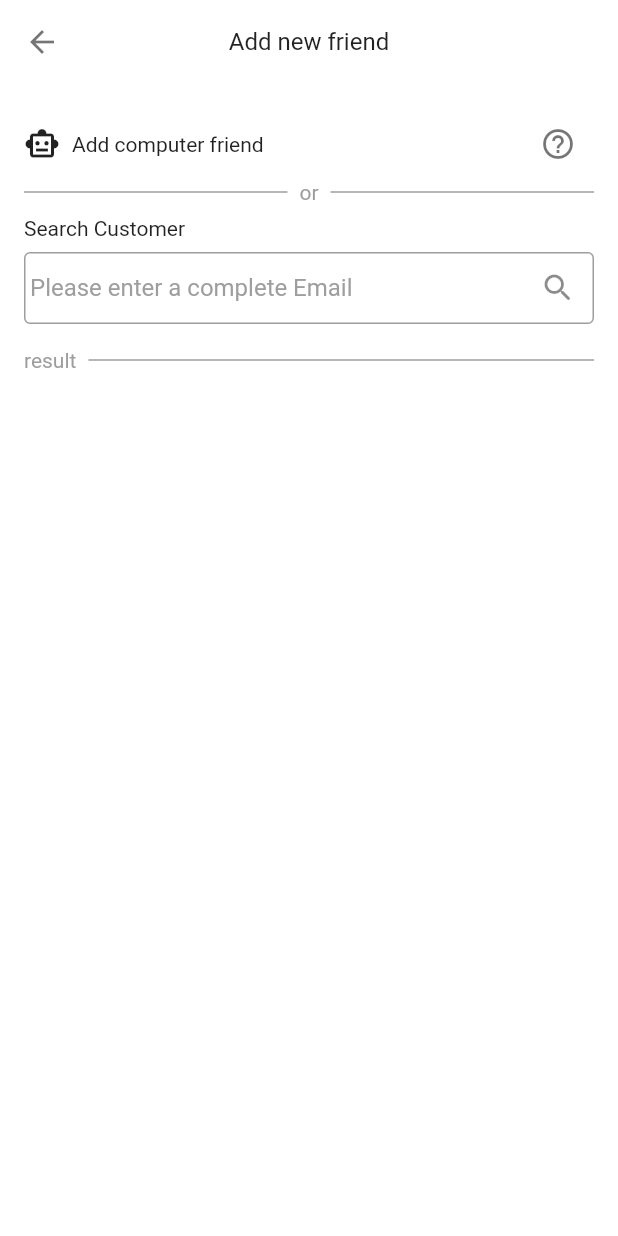
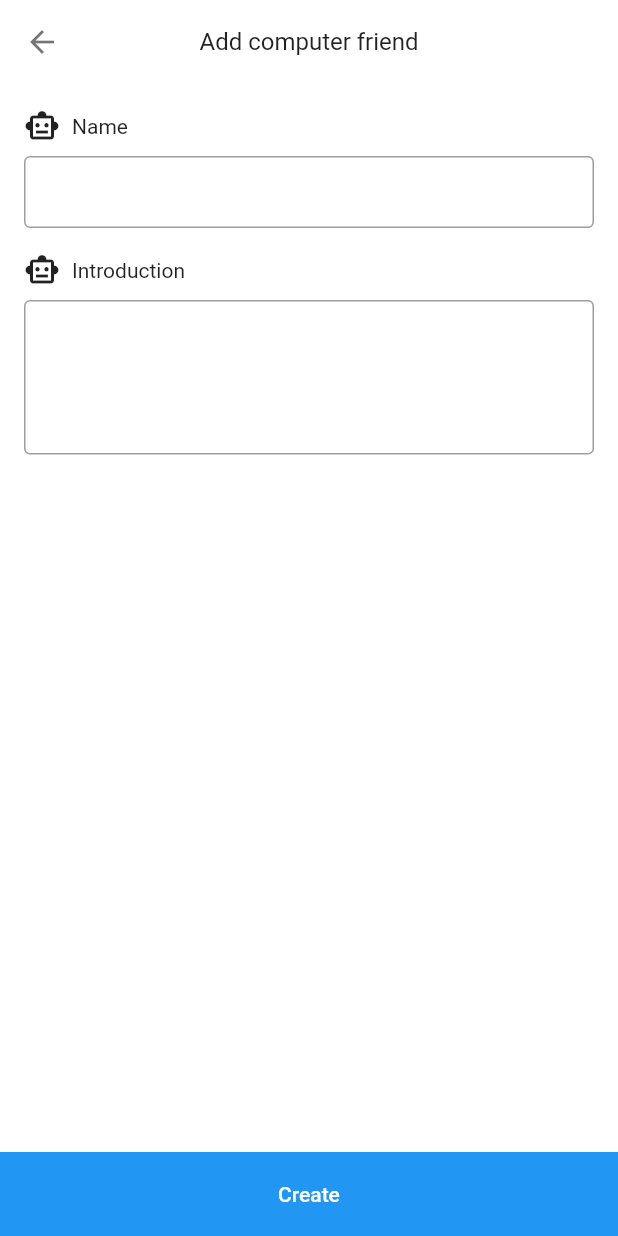
Before and after one commit to HCKUO1117/split_the_bill, a Flutter app: the AddFriendPage screen opened directly, after a tap on "Add computer friend", on a phone screen of 412 x 824 dp. Run offline on Flutter 3.47's test engine with Material 2 defaults, Android fonts, the phone set to English and light mode, and no system bars; our stand-ins replace awesome_bottom_bar, cloud_firestore, file_picker, firebase_auth, firebase_core, firebase_storage and 9 more; missing offline and left inert: flutter_downloader, flutter_firebase_chat_core; accounts and stored records are empty.

Commit message:
可以新增虛擬好友

```diff
--- a/lib/l10n/intl_en.arb
+++ b/lib/l10n/intl_en.arb
@@ -86,5 +86,8 @@
   "join": "Join",
   "addRobot": "Add computer friend",
   "searchCustomer": "Search Customer",
-  "addRobotInfo": "When your friend has not joined our membership, you will not be able to search for the user. At this time, you can use the \"Add Computer Friend\" function, which will create a virtual friend user, and you will You can manage your accounts through this account."
+  "addRobotInfo": "When your friend has not joined our membership, you will not be able to search for the user. At this time, you can use the \"Add Computer Friend\" function, which will create a virtual friend user, and you will You can manage your accounts through this account.",
+  "robotNameHint": "Name your friend",
+  "robotIntroHint": "Write something",
+  "addRobotSuccess": "Friends added successfully"
 }
--- a/lib/l10n/intl_zh_TW.arb
+++ b/lib/l10n/intl_zh_TW.arb
@@ -86,5 +86,8 @@
   "join": "加入",
   "addRobot": "加入電腦好友",
   "searchCustomer": "搜尋用戶",
-  "addRobotInfo": "當您的好友未加入我們的會員時您將搜尋不到該用戶，此時您可以使用\"加入電腦好友\"功能，此功能將會建立一個虛擬的好友用戶，您將可以透過這個帳戶管理你們之間的帳務。"
+  "addRobotInfo": "當您的好友未加入我們的會員時您將搜尋不到該用戶，此時您可以使用\"加入電腦好友\"功能，此功能將會建立一個虛擬的好友用戶，您將可以透過這個帳戶管理你們之間的帳務。",
+  "robotNameHint": "為您的好友命名吧",
+  "robotIntroHint": "寫點什麼吧",
+  "addRobotSuccess": "好友加入成功"
 }
--- a/lib/models/user_model.dart
+++ b/lib/models/user_model.dart
@@ -8,5 +8,5 @@ class UserModel{
   String background = '';
   String intro = '';
   String chatId = '';
-
+  bool real = true;
 }
--- a/lib/providers/home_provider.dart
+++ b/lib/providers/home_provider.dart
@@ -93,7 +93,8 @@ class HomeProvider with ChangeNotifier {
             model.email = data['email'];
             model.background = data['background'];
             model.intro = data['intro'];
-            model.chatId = element.data()['chat'];
+            model.chatId = element.data()['chat'] ?? '';
+            model.real = data['real'] ?? true;
             if (friends.indexWhere((e) => e.uid == element.id) == -1) {
               friends.add(model);
             }
--- a/lib/screens/group/add_friend_page.dart
+++ b/lib/screens/group/add_friend_page.dart
@@ -5,6 +5,7 @@ import 'package:split_the_bill/models/user_model.dart';
 import 'package:split_the_bill/providers/add_friend_provider.dart';
 import 'package:split_the_bill/providers/home_provider.dart';
 import 'package:split_the_bill/providers/user_provider.dart';
+import 'package:split_the_bill/screens/group/add_robot_page.dart';
 import 'package:split_the_bill/screens/home_screen.dart';
 import 'package:split_the_bill/utils/show_snack.dart';
 import 'package:split_the_bill/widgets/custom_dialog.dart';
@@ -52,7 +53,16 @@ class _AddFriendPageState extends State<AddFriendPage> {
                               icon: Icons.smart_toy_outlined,
                               title: S.of(context).addRobot,
                               horizonPadding: 0,
-                              onTap: () {},
+                              onTap: () {
+                                Navigator.of(context).push(
+                                  MaterialPageRoute(
+                                    builder: (context) => ChangeNotifierProvider.value(
+                                      value: provider,
+                                      child: const AddRobotPage(),
+                                    ),
+                                  ),
+                                );
+                              },
                             ),
                           ),
                           IconButton(
--- a/lib/screens/group/add_group_page.dart
+++ b/lib/screens/group/add_group_page.dart
@@ -153,7 +153,7 @@ class _AddGroupPageState extends State<AddGroupPage> {
                           ),
                         );
                         setState(() {
-                          addGroupProvider.members = result;
+                          addGroupProvider.members = result ?? [];
                         });
                       },
                       child: Container(
--- /dev/null
+++ b/lib/screens/group/add_robot_page.dart
@@ -0,0 +1,120 @@
+import 'package:flutter/material.dart';
+import 'package:provider/provider.dart';
+import 'package:split_the_bill/generated/l10n.dart';
+import 'package:split_the_bill/providers/add_friend_provider.dart';
+import 'package:split_the_bill/utils/show_snack.dart';
+import 'package:split_the_bill/widgets/outline_text_field.dart';
+
+class AddRobotPage extends StatefulWidget {
+  const AddRobotPage({Key? key}) : super(key: key);
+
+  @override
+  State<AddRobotPage> createState() => _AddRobotPageState();
+}
+
+class _AddRobotPageState extends State<AddRobotPage> {
+  TextEditingController name = TextEditingController();
+  TextEditingController intro = TextEditingController();
+
+  FocusNode nameNode = FocusNode();
+  FocusNode introNode = FocusNode();
+
+  String? nameError;
+
+  @override
+  void dispose() {
+    name.dispose();
+    intro.dispose();
+
+    nameNode.dispose();
+    introNode.dispose();
+    super.dispose();
+  }
+
+  @override
+  Widget build(BuildContext context) {
+    return Consumer(
+      builder: (context, AddFriendProvider provider, _) {
+        return GestureDetector(
+          onTap: () {
+            FocusScope.of(context).unfocus();
+          },
+          child: Scaffold(
+            appBar: AppBar(
+              title: Text(S.of(context).addRobot),
+            ),
+            body: ListView(
+              padding: const EdgeInsets.all(16),
+              children: [
+                Row(
+                  children: [
+                    const Icon(Icons.smart_toy_outlined),
+                    const SizedBox(width: 8),
+                    Text(S.of(context).name)
+                  ],
+                ),
+                const SizedBox(height: 8),
+                OutlineTextField(
+                  controller: name,
+                  focusNode: nameNode,
+                  errorText: nameError,
+                  textInputAction: TextInputAction.next,
+                  onSubmit: (v) {
+                    FocusScope.of(context).requestFocus(introNode);
+                  },
+                ),
+                const SizedBox(height: 16),
+                Row(
+                  children: [
+                    const Icon(Icons.smart_toy_outlined),
+                    const SizedBox(width: 8),
+                    Text(S.of(context).intro)
+                  ],
+                ),
+                const SizedBox(height: 8),
+                OutlineTextField(
+                  controller: intro,
+                  focusNode: introNode,
+                  minLine: 5,
+                ),
+              ],
+            ),
+            bottomNavigationBar: ElevatedButton(
+              style: ElevatedButton.styleFrom(
+                  elevation: 0,
+                  fixedSize: const Size(double.maxFinite, kBottomNavigationBarHeight),
+                  shape: const RoundedRectangleBorder(borderRadius: BorderRadius.zero)),
+              onPressed: () async {
+                setState(() {
+                  nameError = null;
+                });
+                if (name.text.isEmpty) {
+                  setState(() {
+                    nameError = S.of(context).nameNotFill;
+                  });
+                  ShowSnack.show(
+                    context,
+                    content: S.of(context).nameNotFill,
+                  );
+                  return;
+                }
+                provider.addRobot(
+                  name.text,
+                  intro.text,
+                  onSuccess: () {
+                    ShowSnack.show(context, content: S.of(context).addRobotSuccess);
+                    Navigator.pop(context);
+                  },
+                  onError: (e) {
+                    ShowSnack.show(context, content: S.of(context).error + e);
+                  },
+                );
+              },
+              child: Text(S.of(context).create),
+            ),
+          ),
+        );
+      },
+    );
+  }
+}
--- a/lib/screens/user_detail_page.dart
+++ b/lib/screens/user_detail_page.dart
@@ -83,6 +83,7 @@ class _UserDetailPageState extends State<UserDetailPage> {
                     ProfilePhoto(
                       background: provider.userModel.background,
                       profile: provider.userModel.avatar,
+                      real: widget.userModel.real,
                     ),
                     const SizedBox(height: 16),
                     Text(
@@ -116,6 +117,7 @@ class _UserDetailPageState extends State<UserDetailPage> {
                     Row(
                       mainAxisAlignment: MainAxisAlignment.spaceAround,
                       children: [
+                        if(widget.userModel.email.isNotEmpty)
                         Column(
                           children: [
                             ElevatedButton(
@@ -135,7 +137,7 @@ class _UserDetailPageState extends State<UserDetailPage> {
                             const Text('Email'),
                           ],
                         ),
-                        if (widget.isFriend)
+                        if (widget.isFriend && widget.userModel.real)
                           Column(
                             children: [
                               ElevatedButton(
--- a/lib/widgets/outline_text_field.dart
+++ b/lib/widgets/outline_text_field.dart
@@ -12,6 +12,7 @@ class OutlineTextField extends StatelessWidget {
   final Function(String)? onChange;
   final Widget? suffixIcon;
   final String? hint;
+  final int? minLine;
 
   const OutlineTextField({
     Key? key,
@@ -24,7 +25,9 @@ class OutlineTextField extends StatelessWidget {
     this.textInputAction,
     this.errorText,
     this.onChange,
-    this.suffixIcon, this.hint,
+    this.suffixIcon,
+    this.hint,
+    this.minLine,
   }) : super(key: key);
 
   @override
@@ -37,6 +40,8 @@ class OutlineTextField extends StatelessWidget {
       keyboardType: textInputType,
       textInputAction: textInputAction,
       onChanged: onChange,
+      minLines: minLine,
+      maxLines: null,
       decoration: InputDecoration(
         hintText: hint,
         hintStyle: const TextStyle(color: Colors.grey),
```
Also changed, not shown: lib/providers/add_friend_provider.dart (+43 -0 lines), lib/widgets/friend_title.dart (+6 -1 lines), lib/widgets/profile_photo.dart (+8 -1 lines), lib/generated/intl/messages_en.dart, lib/generated/intl/messages_zh_TW.dart, lib/generated/l10n.dart. Lines whose indentation alone changed are shown as unchanged.
